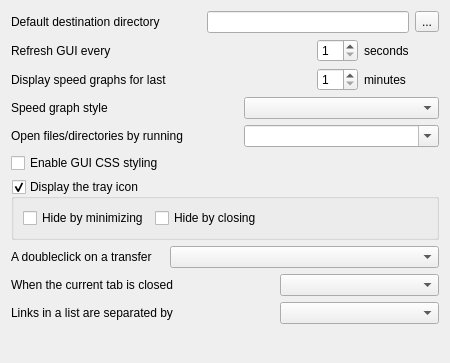
Before: the Qt Designer form src/SettingsGeneralForm.ui in LubosD/fatrat, drawn with Qt 5.
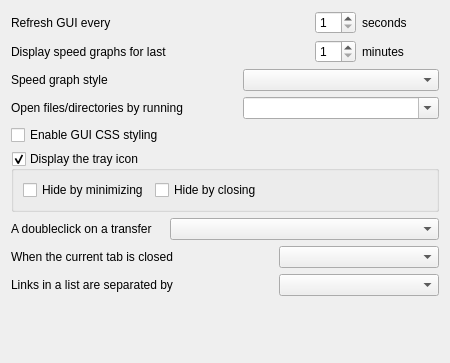
After: the same form once the commit is applied.

Commit message: Default target directory is now a per-queue option Transfers can now be automatically moved after completion

What changed in the file:
```diff
--- a/src/SettingsGeneralForm.ui
+++ b/src/SettingsGeneralForm.ui
@@ -13,31 +13,14 @@
    <string>Main</string>
   </property>
   <layout class="QGridLayout" name="gridLayout" >
-   <item row="0" column="0" colspan="2" >
-    <widget class="QLabel" name="label" >
-     <property name="text" >
-      <string>Default destination directory</string>
-     </property>
-    </widget>
-   </item>
-   <item row="0" column="2" colspan="5" >
-    <widget class="QLineEdit" name="lineDestination" />
-   </item>
-   <item row="0" column="7" >
-    <widget class="QToolButton" name="toolDestination" >
-     <property name="text" >
-      <string>...</string>
-     </property>
-    </widget>
-   </item>
-   <item row="1" column="0" >
+   <item row="0" column="0" >
     <widget class="QLabel" name="label_5" >
      <property name="text" >
       <string>Refresh GUI every</string>
      </property>
     </widget>
    </item>
-   <item row="1" column="5" >
+   <item row="0" column="5" >
     <widget class="QSpinBox" name="spinRefreshGUI" >
      <property name="minimum" >
       <number>1</number>
@@ -47,66 +30,66 @@
      </property>
     </widget>
    </item>
-   <item row="1" column="6" >
+   <item row="0" column="6" >
     <widget class="QLabel" name="label_6" >
      <property name="text" >
       <string comment="every X seconds" >seconds</string>
      </property>
     </widget>
    </item>
-   <item row="2" column="0" colspan="5" >
+   <item row="1" column="0" colspan="5" >
     <widget class="QLabel" name="label_9" >
      <property name="text" >
       <string>Display speed graphs for last</string>
      </property>
     </widget>
    </item>
-   <item row="2" column="5" >
+   <item row="1" column="5" >
     <widget class="QSpinBox" name="spinGraphMinutes" >
      <property name="minimum" >
       <number>1</number>
      </property>
     </widget>
    </item>
-   <item row="2" column="6" >
+   <item row="1" column="6" >
     <widget class="QLabel" name="label_10" >
      <property name="text" >
       <string comment="last X minutes" >minutes</string>
      </property>
     </widget>
    </item>
-   <item row="3" column="0" >
+   <item row="2" column="0" >
     <widget class="QLabel" name="label_7" >
      <property name="text" >
       <string>Speed graph style</string>
      </property>
     </widget>
    </item>
-   <item row="3" column="3" colspan="5" >
+   <item row="2" column="3" colspan="5" >
     <widget class="QComboBox" name="comboGraphStyle" />
    </item>
-   <item row="4" column="0" colspan="3" >
+   <item row="3" column="0" colspan="3" >
     <widget class="QLabel" name="label_11" >
      <property name="text" >
       <string>Open files/directories by running</string>
      </property>
     </widget>
    </item>
-   <item row="4" column="3" colspan="5" >
+   <item row="3" column="3" colspan="5" >
     <widget class="QComboBox" name="comboFileExec" >
      <property name="editable" >
       <bool>true</bool>
      </property>
     </widget>
    </item>
-   <item row="5" column="0" >
+   <item row="4" column="0" >
     <widget class="QCheckBox" name="checkCSS" >
      <property name="text" >
       <string>Enable GUI CSS styling</string>
      </property>
     </widget>
    </item>
-   <item row="6" column="0" colspan="8" >
+   <item row="5" column="0" colspan="8" >
     <widget class="QGroupBox" name="checkTrayIcon" >
      <property name="title" >
       <string>Display the tray icon</string>
@@ -145,37 +128,37 @@
      </layout>
     </widget>
    </item>
-   <item row="7" column="0" >
+   <item row="6" column="0" >
     <widget class="QLabel" name="label_2" >
      <property name="text" >
       <string>A doubleclick on a transfer</string>
      </property>
     </widget>
    </item>
-   <item row="7" column="1" colspan="7" >
+   <item row="6" column="1" colspan="7" >
     <widget class="QComboBox" name="comboDoubleClick" />
    </item>
-   <item row="8" column="0" colspan="4" >
+   <item row="7" column="0" colspan="4" >
     <widget class="QLabel" name="label_3" >
      <property name="text" >
       <string>When the current tab is closed</string>
      </property>
     </widget>
    </item>
-   <item row="8" column="4" colspan="4" >
+   <item row="7" column="4" colspan="4" >
     <widget class="QComboBox" name="comboCloseCurrent" />
    </item>
-   <item row="9" column="0" colspan="4" >
+   <item row="8" column="0" colspan="4" >
     <widget class="QLabel" name="label_4" >
      <property name="text" >
       <string>Links in a list are separated by</string>
      </property>
     </widget>
    </item>
-   <item row="9" column="4" colspan="4" >
+   <item row="8" column="4" colspan="4" >
     <widget class="QComboBox" name="comboLinkSeparator" />
    </item>
-   <item row="10" column="0" colspan="7" >
+   <item row="9" column="0" colspan="7" >
     <spacer>
      <property name="orientation" >
       <enum>Qt::Vertical</enum>
```
Left out of the diff: 4 changed lines with no effect on the pictures. The commit also changes 18 other files.
